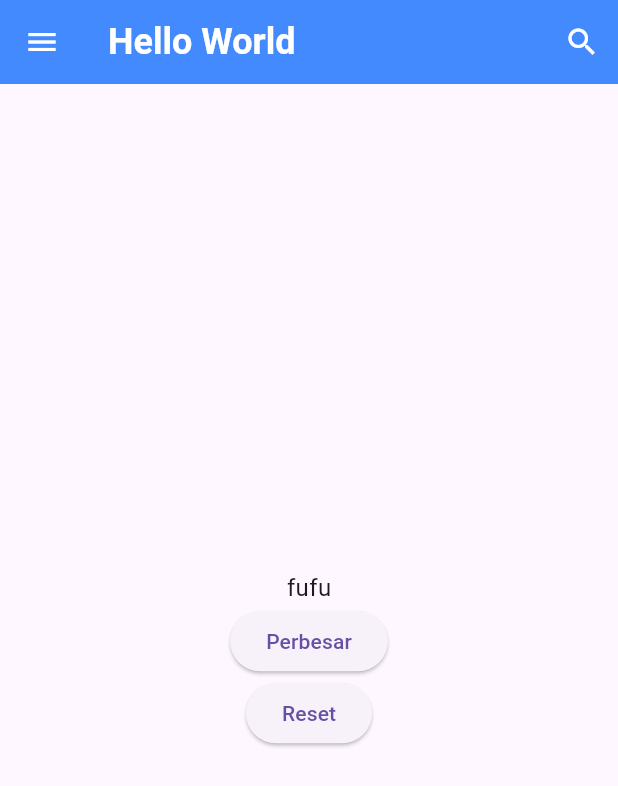
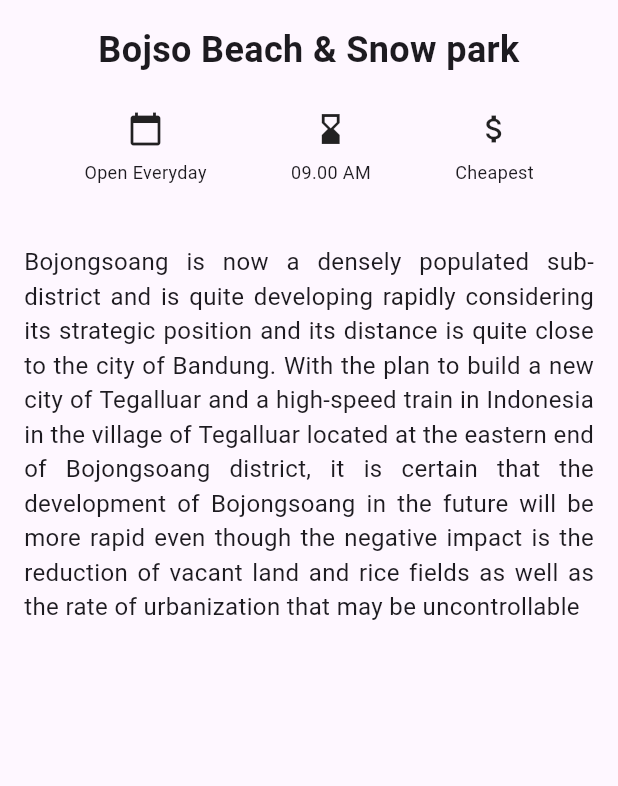
Before and after one commit to fairuzridh/belajarFlutterDicoding, a Flutter app: the screen it shows after launch, on a phone screen of 412 x 824 dp. Shown: the top 786 px of the screen. Run offline on Flutter 3.47's test engine with Material 3 defaults, Android fonts, the phone set to English and light mode, and no system bars.

Commit message:
04.build wisata app first page

```diff
--- a/lib/main.dart
+++ b/lib/main.dart
@@ -9,101 +9,74 @@ class MyApp extends StatelessWidget {
   @override
   Widget build(BuildContext context) {
     return MaterialApp(
-      title: 'Flutter Demo',
+      title: 'Wisata Bandung',
       theme: ThemeData(),
-      home: Scaffold(
-        appBar: AppBar(
-          title: const Heading(text: "Hello World"), //text in title use HEADING()
-          actions: [
-            IconButton(
-              icon: const Icon(
-                Icons.search,
-                color: Colors.white,
-              ),
-              onPressed: () {},
-              )
-          ],
-          leading: IconButton(
-            icon: const Icon(
-              Icons.menu,
-              color: Colors.white,
-            ),
-            onPressed: () {}
-          ),
-          backgroundColor: Colors.blueAccent,
-        ),
-        body: const Row(
-          mainAxisAlignment: MainAxisAlignment.center,
-          children: [
-            BiggerText(text: "fufu"),
-          ]
-        ),
-        // floatingActionButton: FloatingActionButton(
-        //   child: const Icon(Icons.add),
-        //   onPressed: () {}
-        // ),
-      ),
+      home: const DesainScreen(),
     );
   }
 }
 
-//StatelessWidget for make HEADING()
-class Heading extends StatelessWidget {
-  final String text;
-  const Heading({super.key, required this.text});
+class DesainScreen extends StatelessWidget {
+  const DesainScreen({super.key});
 
   @override
   Widget build(BuildContext context) {
-    return Text(
-      text,
-      style: const TextStyle(
-        fontSize: 24.0,
-        fontWeight: FontWeight.bold,
-        color: Colors.white
-      ),
+    return Scaffold(
+      body: SafeArea(
+        child: Column(
+          crossAxisAlignment: CrossAxisAlignment.stretch,
+          children: [
+            Container(
+              margin: const EdgeInsets.only(top: 16.0),
+              child: const Text(
+                "Bojso Beach & Snow park",
+                textAlign: TextAlign.center,
+                style: TextStyle(
+                  fontSize: 24.0,
+                  fontWeight: FontWeight.bold
+                ),
+                ),
+            ),
+            Container(
+              margin: const EdgeInsets.symmetric(vertical: 24.0),
+              child: const Row(
+                mainAxisAlignment: MainAxisAlignment.spaceEvenly,
+                children: [
+                  Column(
+                    children: [
+                      Icon(Icons.calendar_today),
+                      SizedBox(height: 8.0,), //Jarak icon & text
+                      Text("Open Everyday", style: TextStyle(fontSize: 12.0),)
+                    ],
+                  ),
+                  Column(
+                    children: [
+                      Icon(Icons.hourglass_bottom),
+                      SizedBox(height: 8.0,),
+                      Text("09.00 AM", style: TextStyle(fontSize: 12.0),)
+                    ],
+                  ),
+                  Column(
+                    children: [
+                      Icon(Icons.attach_money),
+                      SizedBox(height: 8.0,),
+                      Text("Cheapest", style: TextStyle(fontSize: 12.0),)
+                    ],
+                  )
+                ],
+              ),
+            ),
+            Container(
+              padding: const EdgeInsets.all(16.0),
+              child: const Text(
+                "Bojongsoang is now a densely populated sub-district and is quite developing rapidly considering its strategic position and its distance is quite close to the city of Bandung. With the plan to build a new city of Tegalluar and a high-speed train in Indonesia in the village of Tegalluar located at the eastern end of Bojongsoang district, it is certain that the development of Bojongsoang in the future will be more rapid even though the negative impact is the reduction of vacant land and rice fields as well as the rate of urbanization that may be uncontrollable",
+                textAlign: TextAlign.justify,
+                style: TextStyle(fontSize: 16.0),
+              ),
+            )
+          ],
+        ),
+      )
     );
   }
 }
-
-
-//StatefulWidget for make BiggerText()
-class BiggerText extends StatefulWidget {
-  final String text;
-  const BiggerText({super.key, required this.text});  // const BiggerText({Key? key, required this.text}) : super(key: key);
-
-  @override
-  State<BiggerText> createState() => _BiggerTextState();
-}
-
-class _BiggerTextState extends State<BiggerText> {
-  double _textSize = 16.0;
-
-  @override
-  Widget build(BuildContext context) {
-    return Column(
-      mainAxisAlignment: MainAxisAlignment.center,
-      children: [
-        Text(
-          widget.text,
-          style: TextStyle(fontSize: _textSize)
-        ),
-        ElevatedButton(
-          child: const Text("Perbesar"),
-          onPressed: () {
-            setState(() {
-              _textSize += 8.0;
-            });
-          }
-        ),
-        ElevatedButton(
-          child: const Text("Reset"),
-          onPressed: () {
-            setState(() {
-              _textSize = 16.0;
-            });
-          }
-        )
-      ],
-    );
-  }
-}
```
